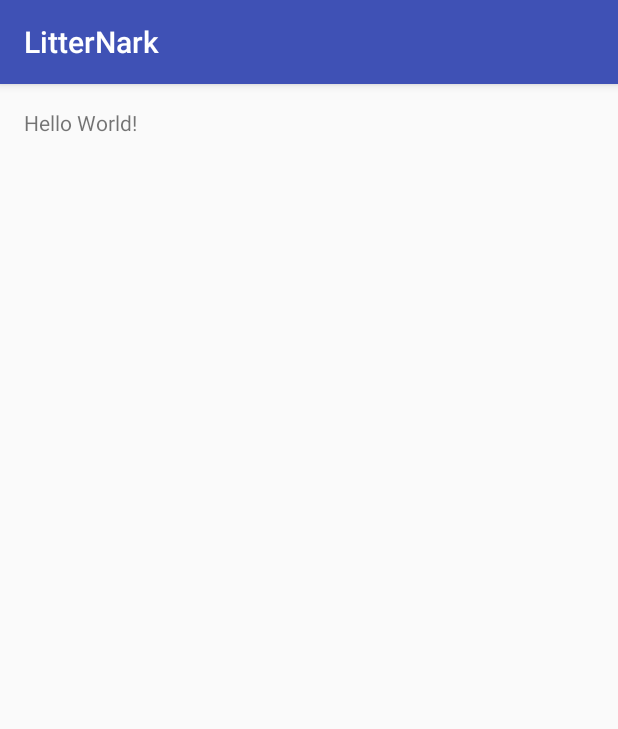
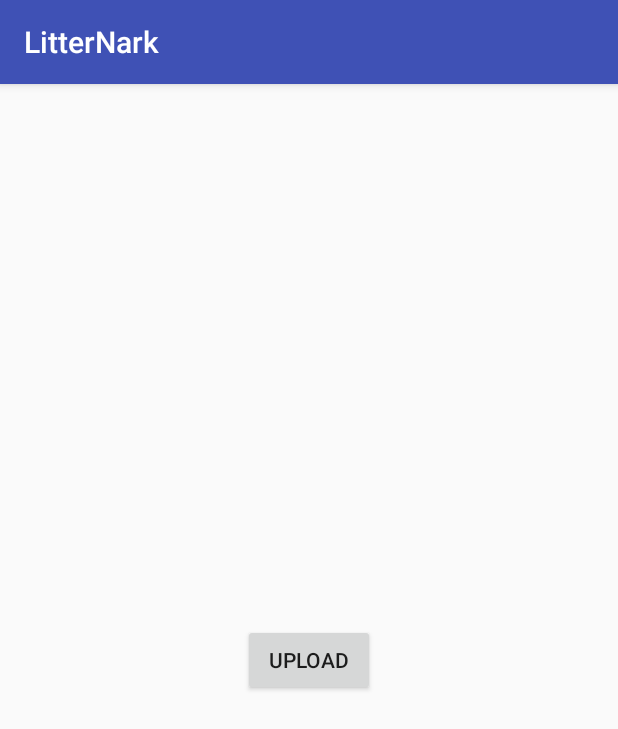
Before and after one commit to avaek/LitterNark, an Android app: the screen it shows after launch (MainActivity), on a phone screen of 412 x 824 dp. Shown: the top 729 px of the screen. Run offline under Robolectric (Android 15) with nearby library versions, the phone set to English and light mode, and no system bars.

Commit message:
Added code to open camera

```diff
--- a/app/src/main/java/firstweek/vanbeeandr/litternark/MainActivity.java
+++ b/app/src/main/java/firstweek/vanbeeandr/litternark/MainActivity.java
@@ -1,13 +1,33 @@
 package firstweek.vanbeeandr.litternark;
 
+import android.content.Intent;
+import android.provider.MediaStore;
 import android.support.v7.app.AppCompatActivity;
 import android.os.Bundle;
+import android.view.View;
+import android.widget.Button;
 
 public class MainActivity extends AppCompatActivity {
+    static final int REQUEST_IMAGE_CAPTURE = 1;
 
     @Override
     protected void onCreate(Bundle savedInstanceState) {
         super.onCreate(savedInstanceState);
         setContentView(R.layout.activity_main);
+        Button upload = (Button) findViewById(R.id.takePic);
+        upload.setOnClickListener(new View.OnClickListener() {
+            @Override
+            public void onClick(View v) {
+                dispatchTakePictureIntent();
+            }
+        });
     }
+
+    private void dispatchTakePictureIntent() {
+        Intent takePictureIntent = new Intent(MediaStore.ACTION_IMAGE_CAPTURE);
+        if (takePictureIntent.resolveActivity(getPackageManager()) != null) {
+            startActivityForResult(takePictureIntent, REQUEST_IMAGE_CAPTURE);
+        }
+    }
+
 }
--- a/app/src/main/res/layout/activity_main.xml
+++ b/app/src/main/res/layout/activity_main.xml
@@ -10,8 +10,11 @@
     android:paddingTop="@dimen/activity_vertical_margin"
     tools:context="firstweek.vanbeeandr.litternark.MainActivity">
 
-    <TextView
+    <Button
+        android:text="Upload"
         android:layout_width="wrap_content"
         android:layout_height="wrap_content"
-        android:text="Hello World!" />
+        android:layout_centerVertical="true"
+        android:layout_centerHorizontal="true"
+        android:id="@+id/takePic" />
 </RelativeLayout>
```
